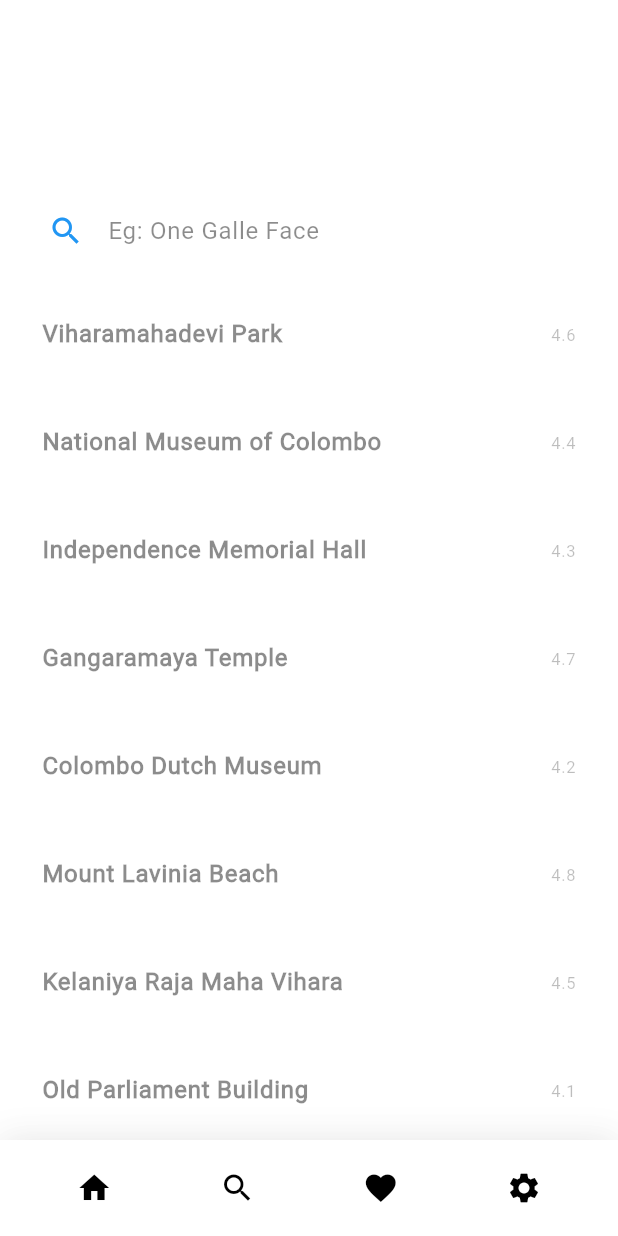
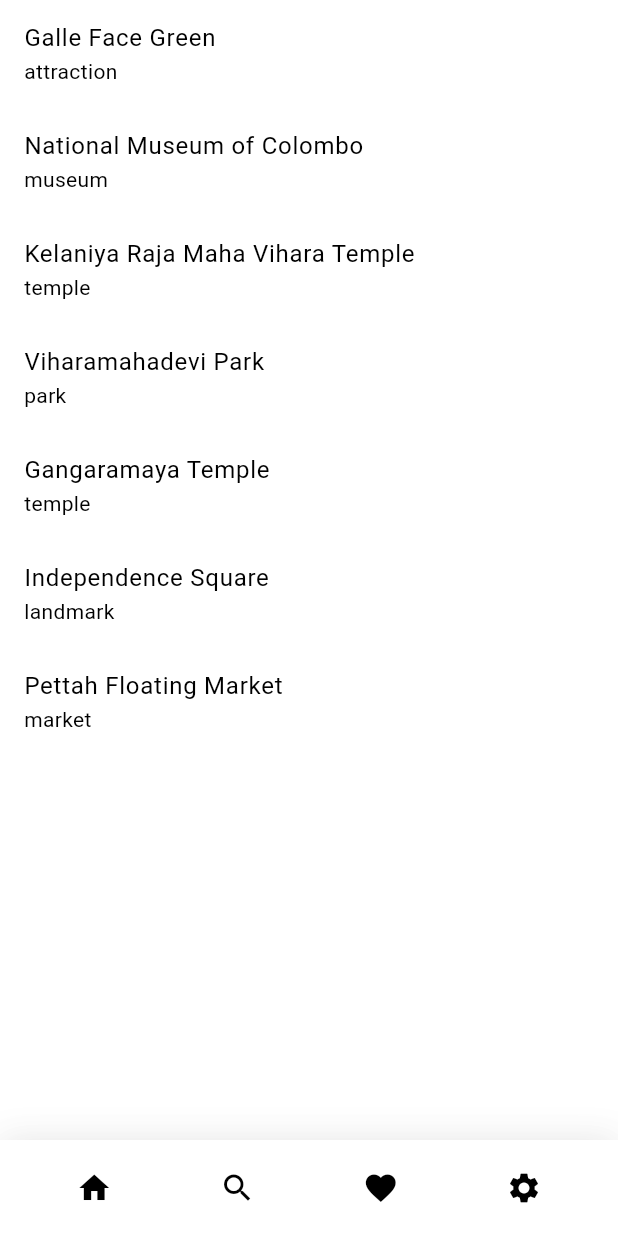
Before and after one commit to Drawinakash0209/ColomboApp, a Flutter app: the HomePage screen opened directly, after a tap on the "search" icon, on a phone screen of 412 x 824 dp. Run offline on Flutter 3.47's test engine with Material 3 defaults, Android fonts, the phone set to English and light mode, and no system bars; our stand-ins replace firebase_auth, firebase_core, fluttertoast, geocoding, geolocator; accounts and stored records are empty.

Commit message:
local storage

```diff
--- /dev/null
+++ b/assets/places.json
@@ -0,0 +1,59 @@
+[
+  {
+    "id": 1,
+    "name": "Galle Face Green",
+    "description": "A scenic promenade along the Indian Ocean, popular for relaxation, kite flying, and street food. Families gather for picnics on the grassy lawns, while vendors offer a vibrant selection of local snacks and drinks. During the evenings, the promenade comes alive with the sounds of laughter and music, making it a popular spot for locals and tourists alike.",
+    "category": "attraction",
+    "latitude": 6.927778,
+    "longitude": 79.847222
+  },
+  {
+    "id": 2,
+    "name": "National Museum of Colombo",
+    "description": "Sri Lanka's largest museum, showcasing the country's rich history and culture through an extensive collection of artifacts. Explore exhibits ranging from prehistoric times to the colonial era, gaining insights into Sri Lanka's unique blend of Buddhist, Hindu, and European influences. The museum also houses valuable sculptures, paintings, and archaeological finds, offering a glimpse into the island nation's fascinating past.",
+    "category": "museum",
+    "latitude": 6.910333,
+    "longitude": 79.850389
+  },
+  {
+    "id": 3,
+    "name": "Kelaniya Raja Maha Vihara Temple",
+    "description": "A Buddhist temple complex with historical significance dating back to the 5th century BCE.  This revered site is one of the oldest Buddhist temples in Sri Lanka and is believed to enshrine a hair relic of the Buddha. The temple complex boasts intricate architecture, serene courtyards, and a peaceful atmosphere. Visitors can participate in meditation sessions, observe daily rituals, or simply wander the grounds and soak in the spiritual ambiance.",
+    "category": "temple",
+    "latitude": 6.937778,
+    "longitude": 79.900833
+  },
+  {
+    "id": 4,
+    "name": "Viharamahadevi Park",
+    "description": "The oldest public park in Colombo, featuring a Buddha statue, fountains, and a mini zoo. This historic park offers a haven of tranquility amidst the bustling city. Visitors can stroll along the tree-lined paths, relax on the benches, or enjoy a picnic on the lawns. The park is also home to a giant Buddha statue, a picturesque lake, and a mini zoo, making it a popular destination for families and nature lovers.",
+    "category": "park",
+    "latitude": 6.912222,
+    "longitude": 79.853889
+  },
+  {
+    "id": 5,
+    "name": "Gangaramaya Temple",
+    "description": "A revered Buddhist temple known for its diverse architecture and collection of religious artifacts. This magnificent temple complex showcases a blend of Sri Lankan, Indian, Chinese, and Thai architectural styles.  Inside, visitors can explore a vast collection of Buddha statues, murals, and other religious objects. The temple also houses a library with ancient palm-leaf manuscripts and a museum with archaeological finds. Gangaramaya Temple is a must-visit for anyone interested in Sri Lankan Buddhism and culture.",
+    "category": "temple",
+    "latitude": 6.908333,
+    "longitude": 79.855833
+  },
+  {
+    "id": 6,
+    "name": "Independence Square",
+    "description": "A historic square commemorating Sri Lanka's independence, featuring monuments and government buildings. This significant landmark stands as a symbol of Sri Lanka's freedom struggle. Visitors can admire the imposing architecture of the surrounding buildings, including the Independence Memorial Hall and the Sri Lanka Parliament Complex. Independence Square is a popular spot for locals and tourists alike, offering a glimpse into the country's history and political landscape.",
+    "category": "landmark",
+    "latitude": 6.917222,
+    "longitude": 79.852222
+  },
+  {
+    "id": 7,
+    "name": "Pettah Floating Market",
+    "description": "A vibrant market offering a unique shopping experience in the heart of Colombo (located in the Pettah district, known for its bustling atmosphere). Vendors sell a variety of goods on boats and stalls, creating a dynamic marketplace. Great for finding local produce, fresh seafood, souvenirs, and experiencing a slice of Colombo's daily life. Be prepared for the crowds and the lively atmosphere.",
+    "category": "market",
+    "latitude": 6.917222,
+    "longitude": 79.850000
+  }
+
+    ]
--- a/lib/place.dart
+++ /dev/null
@@ -1,6 +0,0 @@
-class Place {
-  String name;
-  String location;
-
-  Place(this.name, this.location);
-}
--- /dev/null
+++ b/lib/provider/places_provider.dart
@@ -0,0 +1,48 @@
+import 'dart:convert';
+
+import 'package:flutter/material.dart';
+
+class Place {
+  final int? id;
+  final String? name;
+  final String? description;
+  final String? category;
+  final double? latitude;
+  final double? longitude;
+
+  Place(this.id, this.name, this.description, this.category, this.latitude,
+      this.longitude);
+}
+
+class PlacesProvider with ChangeNotifier {
+  List<Place> _places = [];
+
+  List<Place> get places => _places;
+
+  Future<void> fetchAndSetData(context) async {
+    try {
+      final response =
+          await DefaultAssetBundle.of(context).loadString('assets/places.json');
+
+      final data = jsonDecode(response);
+
+      List<Place> fetched = [];
+
+      for (int i = 0; i < data.length; i++) {
+        fetched.add(Place(
+          data[i]['id'],
+          data[i]['name'],
+          data[i]['description'],
+          data[i]['category'],
+          data[i]['latitude'],
+          data[i]['longitude'],
+        ));
+      }
+      _places = fetched;
+      notifyListeners();
+    } catch (error) {
+      rethrow;
+    }
+    notifyListeners();
+  }
+}
--- a/lib/screens/search_screen.dart
+++ b/lib/screens/search_screen.dart
@@ -1,9 +1,10 @@
-
 import 'package:flutter/material.dart';
+import 'package:provider/provider.dart';
 
 import '../model/locations_model.dart';
-import '../pallate.dart';
+import '../provider/places_provider.dart';
 import '../widgets/bottom_nav_bar.dart';
+import 'place_details_screen.dart';
 
 class SearchPage extends StatefulWidget {
   SearchPage({Key? key}) : super(key: key);
@@ -29,74 +30,45 @@ class _SearchPageState extends State<SearchPage> {
   List<LocationModel> display_list = List.from(location_list);
 
   void updatelist(String value) {
-
     setState(() {
-      display_list = location_list.where((element) => element.location_name!.toLowerCase().contains(value.toLowerCase())).toList();
-
+      display_list = location_list
+          .where((element) => element.location_name!
+              .toLowerCase()
+              .contains(value.toLowerCase()))
+          .toList();
     });
   }
+
   @override
   Widget build(BuildContext context) {
     return Scaffold(
       backgroundColor: Colors.white70,
-      body: Padding(
-        padding: EdgeInsets.only(
-          top: 80.0,
-          left: 20.0,
-          right: 20.0,
-          bottom: 20.0,
-        ),
+      body: FutureBuilder(
+          future: context.read<PlacesProvider>().fetchAndSetData(context),
+          builder: (context, snapshot) {
+            if (snapshot.connectionState == ConnectionState.waiting) {
+              return const CircularProgressIndicator();
+            } else if (snapshot.hasError) {
+              return Center(
+                child: Text('An error occurred: ${snapshot.error}'),
+              );
+            }
+            var places = context.read<PlacesProvider>().places;
+            return ListView.builder(
+                itemCount: places.length,
+                itemBuilder: (context, index) {
+                  return GestureDetector(
+                    onTap: ()=> Navigator.push(
+                      context,
+                      MaterialPageRoute(builder: (context)=>PlaceDetails(place: places[index]))),
 
-        child: Column(
-          mainAxisAlignment: MainAxisAlignment.start,
-          crossAxisAlignment: CrossAxisAlignment.start,
-          children: [
-            Text(
-              "Search for a location",
-              style: kBodyText,
-            ),
-            SizedBox(
-              height: 15.0,
-            ),
-
-            TextField(
-              onChanged: (value)=> updatelist(value),
-              style: TextStyle(fontSize: 16, fontWeight:FontWeight.normal, ),
-              decoration: InputDecoration(
-                filled: true,
-                fillColor: Colors.white70,
-                border: OutlineInputBorder(
-                  borderRadius: BorderRadius.circular(30),
-                  borderSide: BorderSide.none,
-                ),
-                hintText: "Eg: One Galle Face",
-                prefixIcon: Icon(Icons.search, color: Colors.blue, ),
-                hintStyle: TextStyle(color: Colors.black45),
-              ),
-            ),
-            SizedBox(
-              height: 5.0,
-            ),
-            Expanded(
-              child: ListView.builder(
-                itemCount: display_list.length,
-                itemBuilder: (context, index) => ListTile(
-                  contentPadding: EdgeInsets.all(8),
-                  title: Text(
-                    display_list[index].location_name!,
-                    style: TextStyle(
-                        color: Colors.black45, fontWeight: FontWeight.bold),
-                  ),
-                 trailing: Text(
-                     '${display_list[index].location_rating!}', style: TextStyle(color: Colors.black26),
-                 ),
-
-                ),
-              ),
-            ),
-          ],
-        ),
-      ),
+                    child: ListTile(
+                      title: Text(places[index].name!),
+                      subtitle: Text(places[index].category!),
+                    ),
+                  );
+                });
+          }),
       bottomNavigationBar: BottomNavBar(),
     );
   }
--- a/lib/widgets/detail_bottom_bar.dart
+++ b/lib/widgets/detail_bottom_bar.dart
@@ -24,7 +24,7 @@ class DetailBottomBar extends StatelessWidget {
                   mainAxisAlignment: MainAxisAlignment.spaceBetween,
                   children: [
                     Text(
-                      "Jami Ul-Alfar Mosque, Colombo",
+                      "Test",
                       style: TextStyle(
                           fontSize: 20,
                           fontWeight: FontWeight.w500,
@@ -51,7 +51,7 @@ class DetailBottomBar extends StatelessWidget {
                   height: 25,
                 ),
                 Text(
-                  "Jami-Ul-Alfar Mosque is located in a busy town called Pettah which is less than 4 kilometers away from the heart of Colombo city. The mosque can be easily reached by both bus and tuk-tuk. If you are taking the bus, you need to get off at Petta Central Bus Station and after getting down take an 800-meters walk down the 2nd Cross Street. If you are getting into a tuk-tuk, they would directly drop you off in front of the mosque. Remember prayer times and Fridays can be too busy to visit.",
+                  "test",
                   style: TextStyle(
                     color: Colors.black26,
                     fontSize: 16,
--- a/lib/widgets/home_app_bar.dart
+++ b/lib/widgets/home_app_bar.dart
@@ -33,7 +33,7 @@ class _HomeAppBarState extends State<HomeAppBar> {
           timeInSecForIosWeb: 1,
           backgroundColor: Colors.red,
           textColor: Colors.white,
-          fontSize: 16.0);
+          fontSize: 12.0);
     }
     permission = await Geolocator.requestPermission();
     permission = await Geolocator.checkPermission();
@@ -56,8 +56,7 @@ class _HomeAppBarState extends State<HomeAppBar> {
       Placemark place = placemarks[0];
       setState(() {
         currentPosition = position;
-        currentAddress =
-            "${place.locality}, ${place.country}, ${place.postalCode}";
+        currentAddress = "${place.locality}, ${place.country}";
       });
     } catch (e) {
       print(e);
--- a/pubspec.yaml
+++ b/pubspec.yaml
@@ -106,6 +106,7 @@ flutter:
     - images/place4.jpg
     - images/place5.jpg
     - images/place6.jpg
+    - assets/places.json
 
   #   - images/a_dot_ham.jpeg
 
```
Also changed, not shown: lib/main.dart (+6 -2 lines), lib/screens/detail_screen.dart (+7 -9 lines), lib/screens/home_screen.dart (+31 -10 lines), lib/screens/place_details_screen.dart (added, +188 -0 lines).
